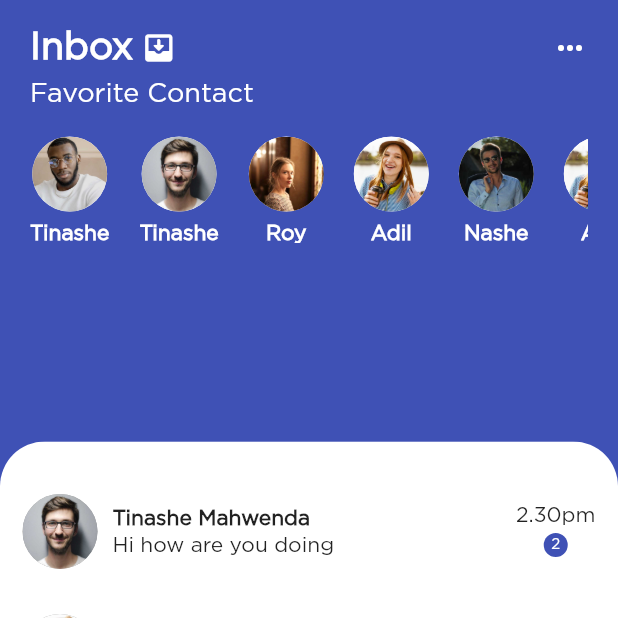
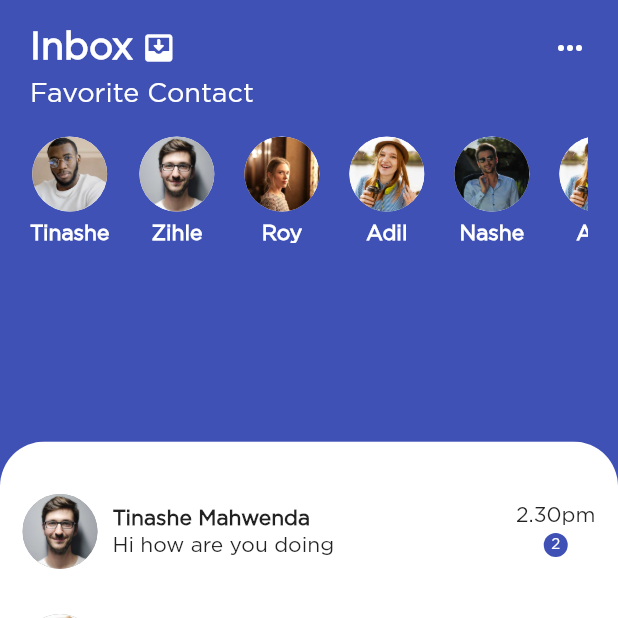
Before and after one commit to tinashemahwenda/chat_app, a Flutter app: the screen it shows after launch, on a phone screen of 412 x 824 dp, the top half of it. Run offline on Flutter 3.47's test engine with Material 2 defaults, Android fonts, the phone set to English and light mode, and no system bars.

```diff
--- a/lib/pages/homepage.dart
+++ b/lib/pages/homepage.dart
@@ -48,7 +48,7 @@ class HomePage extends StatelessWidget {
                               statusBubble(
                                 imageUrl: const AssetImage(
                                     'assets/images/profile-1.jpg'),
-                                name: 'Tinashe',
+                                name: 'Zihle',
                               ),
                               statusBubble(
                                 imageUrl: const AssetImage(
```
